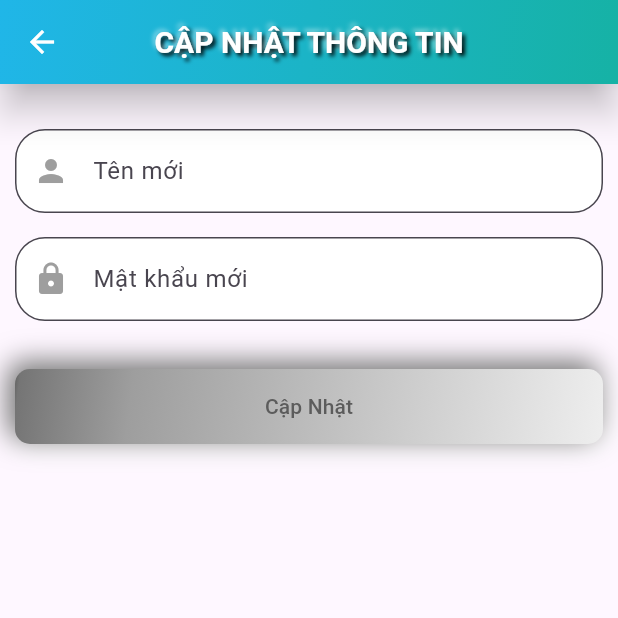
After one commit to SetoRPG/pharmacy_app, a Flutter app: the ChangeAccountDetailsScreen screen opened directly, on a phone screen of 412 x 824 dp, the top half of it. The commit adds this screen. Run offline on Flutter 3.47's test engine with Material 3 defaults, Android fonts, the phone set to English and light mode, and no system bars; our stand-ins replace cloud_firestore, firebase_auth, firebase_core, google_fonts, image_picker, lottie and 1 more; accounts and stored records are empty; project files that could hold a hidden picture were left out.

Commit message:
Update 19

```diff
--- a/lib/screens/auth/login_screen.dart
+++ b/lib/screens/auth/login_screen.dart
@@ -32,7 +32,7 @@ class _MyWidgetState extends State<LoginScreen> {
 
     if (email.isEmpty || password.isEmpty) {
       ScaffoldMessenger.of(context).showSnackBar(
-        const SnackBar(content: Text("Please enter both email and password")),
+        const SnackBar(content: Text("Vui lòng nhập cả email và mật khẩu.")),
       );
       setState(() {
         _isLoading = false;
@@ -56,7 +56,7 @@ class _MyWidgetState extends State<LoginScreen> {
       ScaffoldMessenger.of(context).showSnackBar(
         const SnackBar(
             content: Text(
-                "Login failed. Please check your credentials and email verification.")),
+                "Đăng nhập thất bại. Vui lòng kiểm tra lại thông tin đăng nhập.")),
       );
     }
 
--- /dev/null
+++ b/lib/screens/detail/change_account_info.dart
@@ -0,0 +1,148 @@
+import 'package:flutter/material.dart';
+import 'package:pharmacy_app/controllers/auth_controller.dart';
+import 'package:pharmacy_app/core/widgets/custom_text_1.dart';
+import 'package:pharmacy_app/core/widgets/custom_textfield_1.dart';
+
+class ChangeAccountDetailsScreen extends StatefulWidget {
+  const ChangeAccountDetailsScreen({super.key});
+
+  @override
+  State<ChangeAccountDetailsScreen> createState() =>
+      _ChangeAccountDetailsScreenState();
+}
+
+class _ChangeAccountDetailsScreenState
+    extends State<ChangeAccountDetailsScreen> {
+  final TextEditingController _newNameController = TextEditingController();
+  final TextEditingController _newPasswordController = TextEditingController();
+  final AuthController _authController = AuthController();
+
+  @override
+  Widget build(BuildContext context) {
+    return Scaffold(
+      appBar: AppBar(
+        elevation: 10,
+        shadowColor: Colors.black,
+        title: const CustomText(text: 'CẬP NHẬT THÔNG TIN', size: 20),
+        centerTitle: true,
+        leading: IconButton(
+          icon: const Icon(Icons.arrow_back, color: Colors.white),
+          onPressed: () {
+            Navigator.pop(context);
+          },
+        ),
+        flexibleSpace: Container(
+          decoration: const BoxDecoration(
+            gradient: LinearGradient(
+              begin: Alignment.topLeft,
+              end: Alignment.bottomRight,
+              colors: [Color(0xFF20B6E8), Color(0xFF16B2A5)],
+            ),
+          ),
+        ),
+      ),
+      body: SafeArea(
+        child: Padding(
+          padding: const EdgeInsets.all(10.0),
+          child: SingleChildScrollView(
+            child: Column(
+              children: [
+                const SizedBox(height: 20),
+                CustomTextField(
+                  controller: _newNameController,
+                  hintText: 'Tên mới',
+                  prefixIcon: Icons.person,
+                ),
+                const SizedBox(height: 16),
+                CustomTextField(
+                  controller: _newPasswordController,
+                  hintText: 'Mật khẩu mới',
+                  prefixIcon: Icons.lock,
+                  obscureText: true,
+                ),
+                const SizedBox(height: 32),
+                _updateButton(context, "Cập Nhật", _updateAccountDetails),
+              ],
+            ),
+          ),
+        ),
+      ),
+    );
+  }
+
+  Widget _updateButton(BuildContext context, String text, Function onPressed) {
+    return Container(
+      decoration: const BoxDecoration(
+        boxShadow: [
+          BoxShadow(
+              color: Colors.white,
+              offset: Offset(4.0, 4.0),
+              blurRadius: 15.0,
+              spreadRadius: 1.0),
+          BoxShadow(
+              color: Color(0xFF757575),
+              offset: Offset(-4.0, -4.0),
+              blurRadius: 15.0,
+              spreadRadius: 1.0),
+        ],
+        gradient: LinearGradient(
+          begin: Alignment.topLeft,
+          end: Alignment.bottomRight,
+          colors: [
+            Color(0xFF616161),
+            Color(0xFF757575),
+            Color(0xFF9E9E9E),
+            Color(0xFFEEEEEE),
+          ],
+          stops: [0, 0.01, 0.2, 1],
+        ),
+        borderRadius: BorderRadius.all(Radius.circular(10.0)),
+      ),
+      child: ElevatedButton(
+        onPressed: () => onPressed(),
+        style: ElevatedButton.styleFrom(
+          minimumSize: const Size(double.infinity, 50),
+          backgroundColor: Colors.transparent,
+          shadowColor: Colors.transparent,
+        ),
+        child: Text(text,
+            style: const TextStyle(color: Color.fromRGBO(92, 92, 92, 1))),
+      ),
+    );
+  }
+
+  void _updateAccountDetails() async {
+    String newName = _newNameController.text.trim();
+    String newPassword = _newPasswordController.text.trim();
+
+    if (newName.isEmpty && newPassword.isEmpty) {
+      ScaffoldMessenger.of(context).showSnackBar(const SnackBar(
+        content: Text('Vui lòng nhập tên hoặc mật khẩu mới để cập nhật.'),
+      ));
+      return;
+    }
+
+    // Check if the password length is less than 6 characters
+    if (newPassword.isNotEmpty && newPassword.length < 6) {
+      ScaffoldMessenger.of(context).showSnackBar(const SnackBar(
+        content: Text('Mật khẩu mới phải có ít nhất 6 ký tự.'),
+      ));
+      return; // Exit the function early
+    }
+
+    try {
+      await _authController.updateUserDetails(
+        newName: newName.isNotEmpty ? newName : null,
+        newPassword: newPassword.isNotEmpty ? newPassword : null,
+      );
+
+      ScaffoldMessenger.of(context).showSnackBar(const SnackBar(
+        content: Text('Cập nhật thông tin tài khoản thành công!'),
+      ));
+    } catch (e) {
+      ScaffoldMessenger.of(context).showSnackBar(SnackBar(
+        content: Text('Cập nhật thất bại: ${e.toString()}'),
+      ));
+    }
+  }
+}
```
Also changed, not shown: lib/controllers/auth_controller.dart (+95 -0 lines), lib/controllers/order_controller.dart (+11 -0 lines), lib/screens/auth/register_screen.dart (+16 -1 lines), lib/screens/detail/chi_tiet_hoa_đơn.dart (+19 -2 lines), lib/screens/home/account_screen.dart (+8 -3 lines), lib/screens/home/orders_sreeen.dart (+46 -6 lines).
